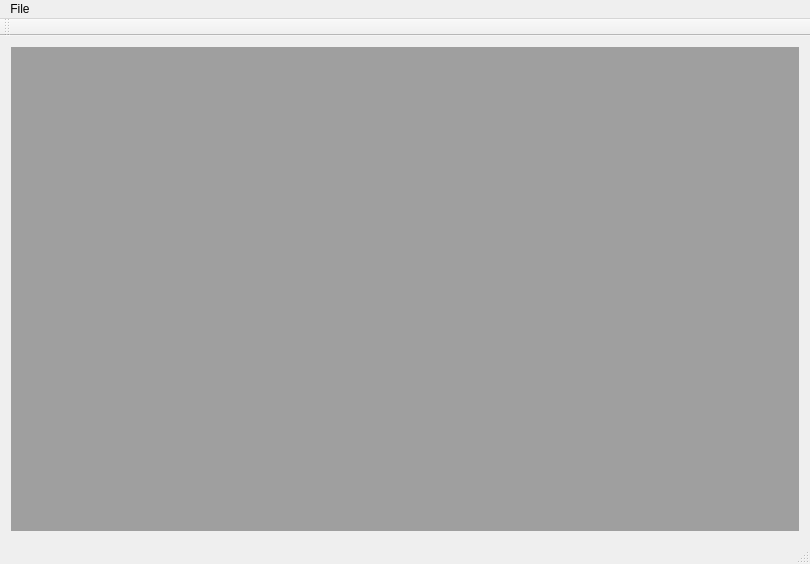
Qt form mainwindow.ui (MattWindsor91/b3ui) before a commit.
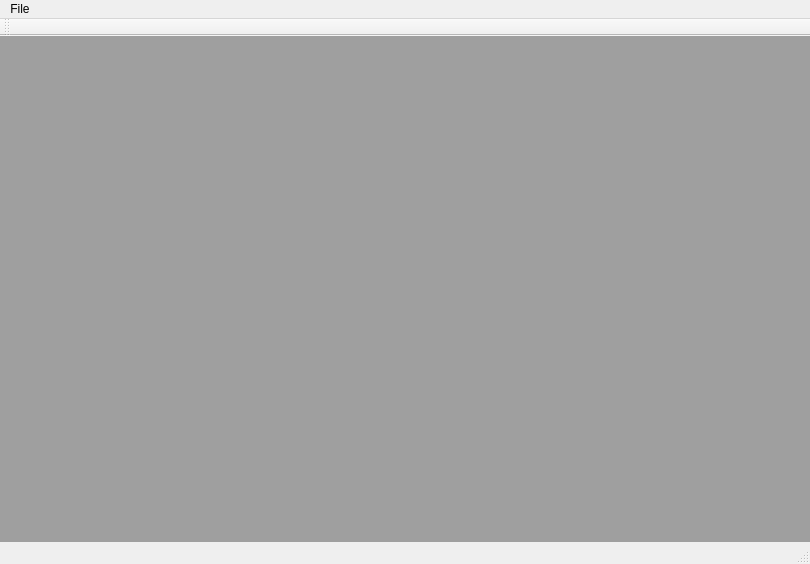
The same form after that commit.

```diff
--- a/mainwindow.ui
+++ b/mainwindow.ui
@@ -15,8 +15,27 @@
   </property>
   <widget class="QWidget" name="centralWidget">
    <layout class="QHBoxLayout" name="horizontalLayout_2">
+    <property name="leftMargin">
+     <number>0</number>
+    </property>
+    <property name="topMargin">
+     <number>0</number>
+    </property>
+    <property name="rightMargin">
+     <number>0</number>
+    </property>
+    <property name="bottomMargin">
+     <number>0</number>
+    </property>
     <item>
-     <widget class="QMdiArea" name="connections"/>
+     <widget class="QMdiArea" name="connections">
+      <property name="viewMode">
+       <enum>QMdiArea::SubWindowView</enum>
+      </property>
+      <property name="documentMode">
+       <bool>false</bool>
+      </property>
+     </widget>
     </item>
    </layout>
   </widget>
```
